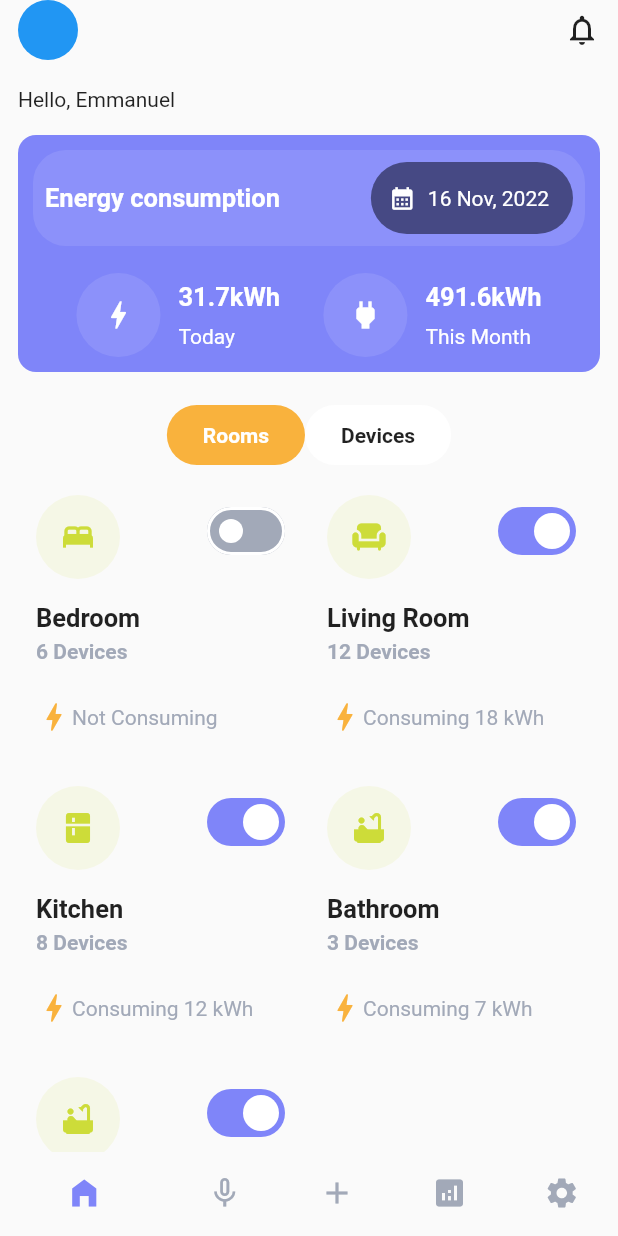
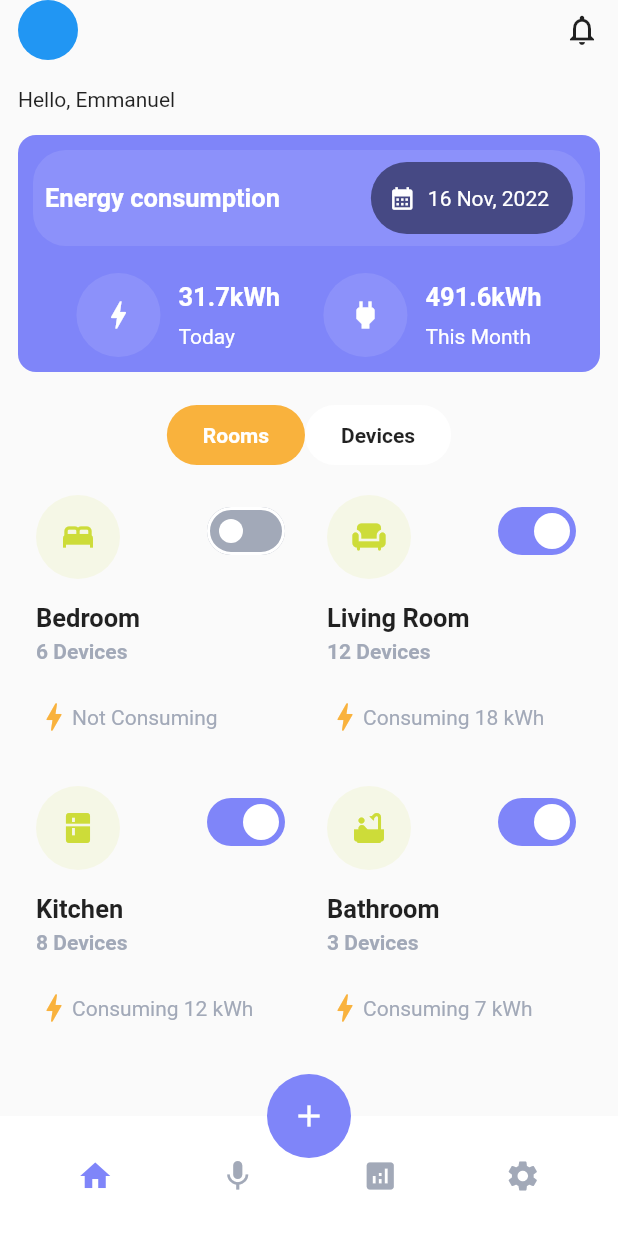
Before and after one commit to Bojan227/smart_home, a Flutter app: the screen it shows after launch, on a phone screen of 412 x 824 dp. Run offline on Flutter 3.47's test engine with Material 2 defaults, Android fonts, the phone set to English and light mode, and no system bars; our stand-ins replace bloc, equatable, flutter_bloc, get_it, google_fonts; statements that could not run were skipped.

Commit message:
add: bottom navigation bar with floating action button

```diff
--- a/lib/presentation/ui/home/home_screen.dart
+++ b/lib/presentation/ui/home/home_screen.dart
@@ -5,6 +5,7 @@ import 'package:smart_home/presentation/ui/home/widgets/bottom_nav_bar.dart';
 import 'package:smart_home/presentation/ui/home/widgets/consumption_card.dart';
 import 'package:smart_home/presentation/ui/home/widgets/rooms_list.dart';
 import 'package:smart_home/presentation/ui/home/widgets/tab_row.dart';
+import 'package:smart_home/theme/colour_palette.dart';
 import 'package:smart_home/theme/main_config.dart';
 import 'package:smart_home/theme/text_theme.dart';
 
@@ -15,8 +16,18 @@ class HomeScreen extends StatelessWidget {
   Widget build(BuildContext context) {
     final textTheme = Theme.of(context).extension<CustomTextTheme>()!;
     final mainConfig = Theme.of(context).extension<MainConfig>()!;
+    final colourPalette = Theme.of(context).extension<ColourPalette>()!;
 
     return Scaffold(
+      floatingActionButtonLocation: FloatingActionButtonLocation.centerDocked,
+      floatingActionButton: FloatingActionButton(
+        backgroundColor: colourPalette.blue,
+        shape: const CircleBorder(),
+        onPressed: () {},
+        tooltip: 'Add',
+        elevation: 0,
+        child: const Icon(Icons.add),
+      ),
       bottomNavigationBar: BlocProvider(
         create: (context) => TabCubit(),
         child: const BottomNavBar(),
--- a/lib/presentation/ui/home/widgets/bottom_nav_bar.dart
+++ b/lib/presentation/ui/home/widgets/bottom_nav_bar.dart
@@ -1,7 +1,15 @@
 import 'package:flutter/material.dart';
 import 'package:flutter_bloc/flutter_bloc.dart';
 import 'package:smart_home/presentation/blocs/home/cubit/tab_cubit.dart';
+import 'package:smart_home/presentation/ui/home/widgets/bottom_tab_item.dart';
 import 'package:smart_home/theme/colour_palette.dart';
+
+List<IconData> tabItems = [
+  Icons.home,
+  Icons.mic,
+  Icons.analytics,
+  Icons.settings
+];
 
 class BottomNavBar extends StatelessWidget {
   const BottomNavBar({super.key});
@@ -9,22 +17,21 @@ class BottomNavBar extends StatelessWidget {
   @override
   Widget build(BuildContext context) {
     final colourPalette = Theme.of(context).extension<ColourPalette>()!;
+    final int selectedIndex = context.watch<TabCubit>().state;
 
-    return BottomNavigationBar(
-      currentIndex: context.watch<TabCubit>().state,
+    return BottomAppBar(
+      height: 80,
       elevation: 0,
-      showSelectedLabels: false,
-      showUnselectedLabels: false,
-      selectedItemColor: colourPalette.blue,
-      unselectedItemColor: colourPalette.spunPearl,
-      onTap: (value) => context.read<TabCubit>().setCurrentIndex(value),
-      items: const [
-        BottomNavigationBarItem(icon: Icon(Icons.home_filled), label: 'Home'),
-        BottomNavigationBarItem(icon: Icon(Icons.mic_none), label: 'Home'),
-        BottomNavigationBarItem(icon: Icon(Icons.add), label: 'Home'),
-        BottomNavigationBarItem(icon: Icon(Icons.analytics), label: 'Home'),
-        BottomNavigationBarItem(icon: Icon(Icons.settings), label: 'Home')
-      ],
+      color: colourPalette.white,
+      child: Row(
+        mainAxisSize: MainAxisSize.max,
+        mainAxisAlignment: MainAxisAlignment.spaceBetween,
+        children: [
+          for (var i = 0; i < tabItems.length; i++)
+            BottomTabItem(
+                index: i, iconData: tabItems[i], selectedIndex: selectedIndex),
+        ],
+      ),
     );
   }
 }
--- /dev/null
+++ b/lib/presentation/ui/home/widgets/bottom_tab_item.dart
@@ -0,0 +1,39 @@
+import 'package:flutter/material.dart';
+import 'package:flutter_bloc/flutter_bloc.dart';
+import 'package:smart_home/presentation/blocs/home/cubit/tab_cubit.dart';
+import 'package:smart_home/theme/colour_palette.dart';
+
+class BottomTabItem extends StatelessWidget {
+  const BottomTabItem({
+    super.key,
+    required this.index,
+    required this.iconData,
+    required this.selectedIndex,
+  });
+
+  final int index;
+  final IconData iconData;
+  final int selectedIndex;
+
+  @override
+  Widget build(BuildContext context) {
+    final colourPalette = Theme.of(context).extension<ColourPalette>()!;
+
+    Color color =
+        selectedIndex == index ? colourPalette.blue! : colourPalette.spunPearl!;
+    return Expanded(
+        child: SizedBox(
+      height: double.infinity,
+      child: Material(
+        type: MaterialType.transparency,
+        child: InkWell(
+          onTap: () => context.read<TabCubit>().setCurrentIndex(index),
+          child: Icon(
+            iconData,
+            color: color,
+          ),
+        ),
+      ),
+    ));
+  }
+}
--- a/lib/presentation/ui/home/widgets/rooms_list.dart
+++ b/lib/presentation/ui/home/widgets/rooms_list.dart
@@ -22,6 +22,8 @@ class RoomsList extends StatelessWidget {
 
         if (state.roomsStatus == Status.success) {
           return Expanded(
+            child: Padding(
+              padding: const EdgeInsets.only(bottom: 32),
               child: GridView.builder(
                 itemCount: state.rooms.length,
                 gridDelegate: const SliverGridDelegateWithFixedCrossAxisCount(
@@ -34,9 +36,12 @@ class RoomsList extends StatelessWidget {
                         builder: (context) {
                           return MultiBlocProvider(
                             providers: [
-                            BlocProvider(create: (context) => TabCubit()),
                               BlocProvider(
-                                create: (context) => TemperatureCubit()),
+                                create: (context) => TabCubit(),
+                              ),
+                              BlocProvider(
+                                create: (context) => TemperatureCubit(),
+                              ),
                             ],
                             child: RoomScreen(room: state.rooms[index]),
                           );
@@ -47,6 +52,7 @@ class RoomsList extends StatelessWidget {
                   child: RoomItem(roomEntity: state.rooms[index], index: index),
                 ),
               ),
+            ),
           );
         }
 
```
Lines whose indentation alone changed are shown as unchanged.
